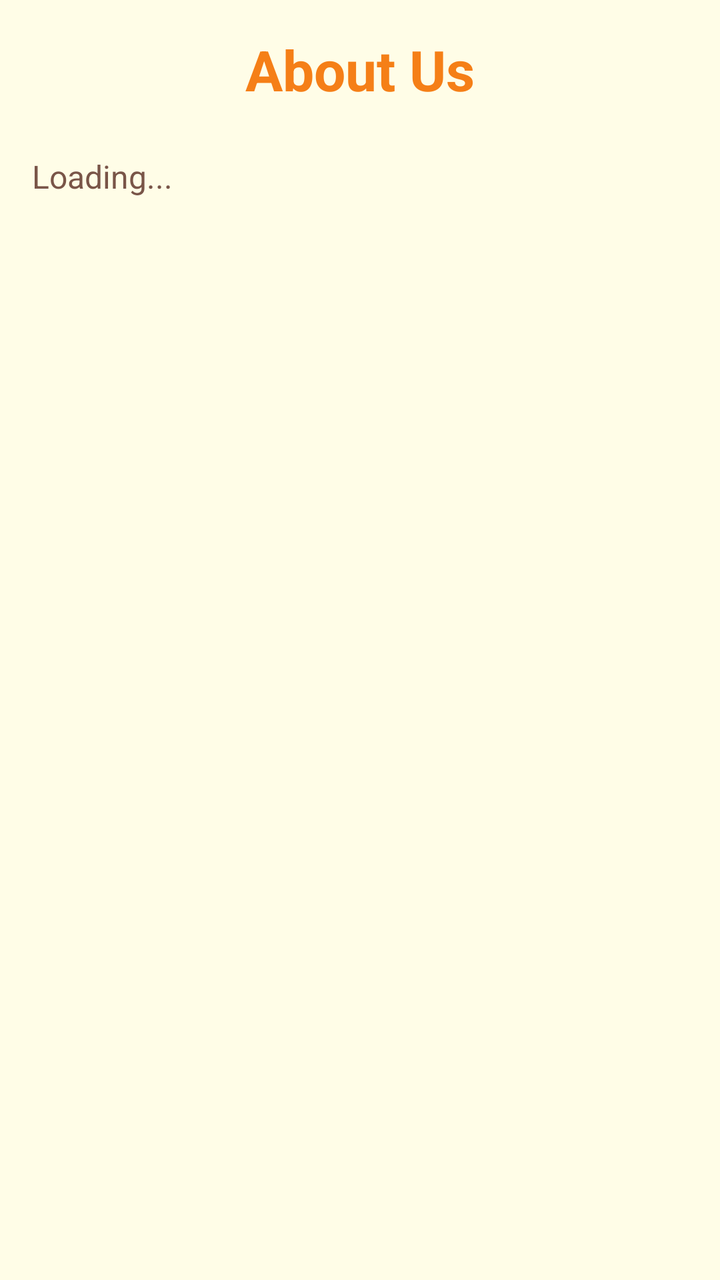
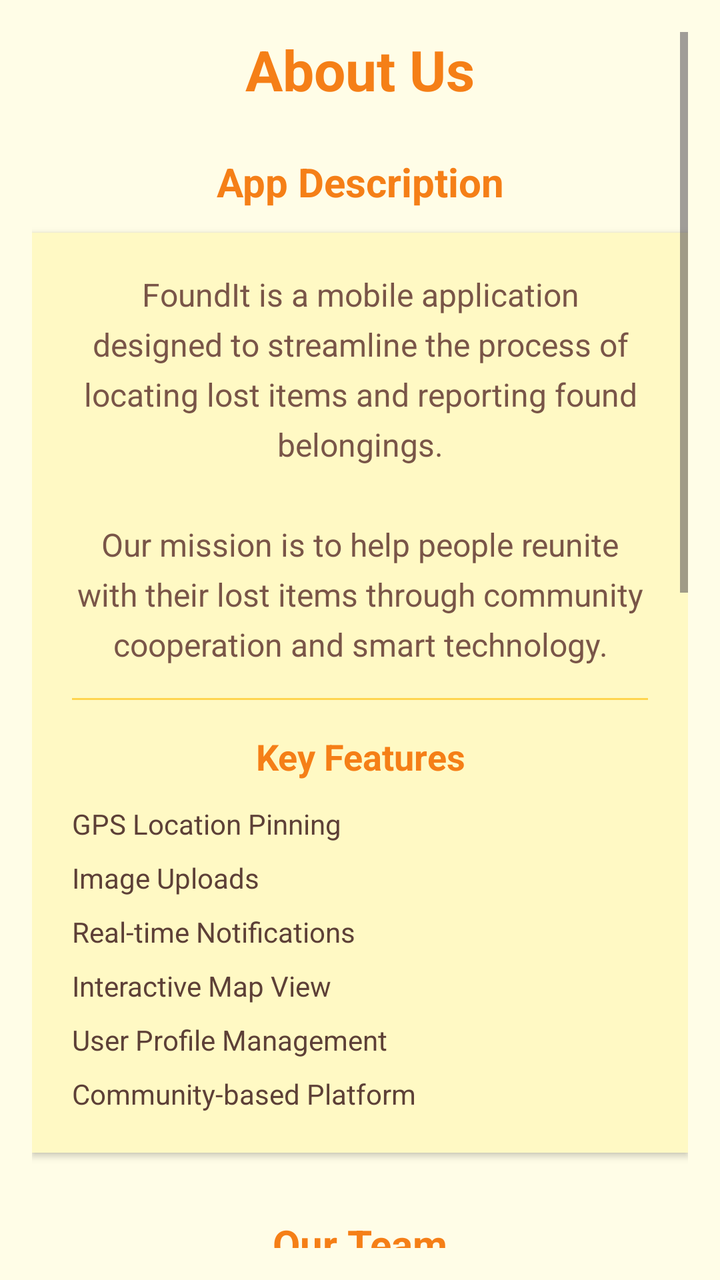

Two renders of the same Android screen: before a commit and after it. Below are the layout's source before the change and the commit's diff.
<!-- AndroidManifest.xml: application theme Theme.FoundIt -->
<!-- res/layout/activity_about_us.xml -->
<?xml version="1.0" encoding="utf-8"?>
<ScrollView xmlns:android="http://schemas.android.com/apk/res/android"
    android:layout_width="match_parent"
    android:layout_height="match_parent"
    android:background="#FFFDE7"
    android:padding="16dp">

    <LinearLayout
        android:layout_width="match_parent"
        android:layout_height="wrap_content"
        android:orientation="vertical">

        
        <TextView
            android:layout_width="match_parent"
            android:layout_height="wrap_content"
            android:gravity="center"
            android:text="About Us"
            android:textColor="#F57F17"
            android:textSize="28sp"
            android:textStyle="bold"
            android:layout_marginBottom="24dp"/>

        
        <TextView
            android:id="@+id/tvAbout"
            android:layout_width="wrap_content"
            android:layout_height="wrap_content"
            android:text="Loading..."
            android:textSize="16sp"
            android:textColor="#795548"
            android:lineSpacingExtra="8dp"/>

    </LinearLayout>
</ScrollView>
<!-- resources referenced by this layout -->
<resources>
  <style name="Theme.FoundIt" parent="Base.Theme.FoundIt" />
  <style name="Base.Theme.FoundIt" parent="Theme.Material3.DayNight.NoActionBar">
          
          
      </style>
</resources>

<!-- the commit's change to res/layout/activity_about_us.xml (unified diff, before → after) -->
@@ -1,9 +1,11 @@
 <?xml version="1.0" encoding="utf-8"?>
 <ScrollView xmlns:android="http://schemas.android.com/apk/res/android"
+    xmlns:app="http://schemas.android.com/apk/res-auto"
     android:layout_width="match_parent"
     android:layout_height="match_parent"
     android:background="#FFFDE7"
-    android:padding="16dp">
+    android:padding="16dp"
+    android:fillViewport="true">
 
     <LinearLayout
         android:layout_width="match_parent"
@@ -23,13 +25,417 @@
 
         
         <TextView
-            android:id="@+id/tvAbout"
-            android:layout_width="wrap_content"
-            android:layout_height="wrap_content"
-            android:text="Loading..."
-            android:textSize="16sp"
-            android:textColor="#795548"
-            android:lineSpacingExtra="8dp"/>
+            android:layout_width="match_parent"
+            android:layout_height="wrap_content"
+            android:text="App Description"
+            android:textColor="#F57F17"
+            android:textSize="20sp"
+            android:textStyle="bold"
+            android:layout_marginBottom="12dp"
+            android:gravity="center"/>
+
+        
+        <LinearLayout
+            android:layout_width="match_parent"
+            android:layout_height="wrap_content"
+            android:orientation="vertical"
+            android:background="#FFF9C4"
+            android:padding="20dp"
+            android:layout_marginBottom="32dp"
+            android:elevation="2dp"
+            android:gravity="center">
+
+            <TextView
+                android:id="@+id/tvAbout"
+                android:layout_width="match_parent"
+                android:layout_height="wrap_content"
+                android:textSize="16sp"
+                android:textColor="#795548"
+                android:lineSpacingExtra="6dp"
+                android:gravity="center"
+                android:text="FoundIt is a mobile application designed to streamline the process of locating lost items and reporting found belongings.\n\nOur mission is to help people reunite with their lost items through community cooperation and smart technology."/>
+
+            
+            <View
+                android:layout_width="match_parent"
+                android:layout_height="1dp"
+                android:background="#FFD54F"
+                android:layout_marginVertical="16dp"/>
+
+            
+            <TextView
+                android:layout_width="match_parent"
+                android:layout_height="wrap_content"
+                android:text="Key Features"
+                android:textColor="#F57F17"
+                android:textSize="18sp"
+                android:textStyle="bold"
+                android:gravity="center"
+                android:layout_marginBottom="12dp"/>
+
+            
+            <LinearLayout
+                android:layout_width="match_parent"
+                android:layout_height="wrap_content"
+                android:orientation="horizontal"
+                android:layout_marginBottom="8dp"
+                android:gravity="center_vertical">
+
+                <TextView
+                    android:layout_width="0dp"
+                    android:layout_height="wrap_content"
+                    android:layout_weight="1"
+                    android:text="GPS Location Pinning"
+                    android:textColor="#5D4037"
+                    android:textSize="14sp"/>
+            </LinearLayout>
+
+            
+            <LinearLayout
+                android:layout_width="match_parent"
+                android:layout_height="wrap_content"
+                android:orientation="horizontal"
+                android:layout_marginBottom="8dp"
+                android:gravity="center_vertical">
+
+                <TextView
+                    android:layout_width="0dp"
+                    android:layout_height="wrap_content"
+                    android:layout_weight="1"
+                    android:text="Image Uploads"
+                    android:textColor="#5D4037"
+                    android:textSize="14sp"/>
+            </LinearLayout>
+
+            
+            <LinearLayout
+                android:layout_width="match_parent"
+                android:layout_height="wrap_content"
+                android:orientation="horizontal"
+                android:layout_marginBottom="8dp"
+                android:gravity="center_vertical">
+
+                <TextView
+                    android:layout_width="0dp"
+                    android:layout_height="wrap_content"
+                    android:layout_weight="1"
+                    android:text="Real-time Notifications"
+                    android:textColor="#5D4037"
+                    android:textSize="14sp"/>
+            </LinearLayout>
+
+            
+            <LinearLayout
+                android:layout_width="match_parent"
+                android:layout_height="wrap_content"
+                android:orientation="horizontal"
+                android:layout_marginBottom="8dp"
+                android:gravity="center_vertical">
+
+                <TextView
+                    android:layout_width="0dp"
+                    android:layout_height="wrap_content"
+                    android:layout_weight="1"
+                    android:text="Interactive Map View"
+                    android:textColor="#5D4037"
+                    android:textSize="14sp"/>
+            </LinearLayout>
+
+            
+            <LinearLayout
+                android:layout_width="match_parent"
+                android:layout_height="wrap_content"
+                android:orientation="horizontal"
+                android:layout_marginBottom="8dp"
+                android:gravity="center_vertical">
+
+                <TextView
+                    android:layout_width="0dp"
+                    android:layout_height="wrap_content"
+                    android:layout_weight="1"
+                    android:text="User Profile Management"
+                    android:textColor="#5D4037"
+                    android:textSize="14sp"/>
+            </LinearLayout>
+
+            
+            <LinearLayout
+                android:layout_width="match_parent"
+                android:layout_height="wrap_content"
+                android:orientation="horizontal"
+                android:layout_marginBottom="0dp"
+                android:gravity="center_vertical">
+
+                <TextView
+                    android:layout_width="0dp"
+                    android:layout_height="wrap_content"
+                    android:layout_weight="1"
+                    android:text="Community-based Platform"
+                    android:textColor="#5D4037"
+                    android:textSize="14sp"/>
+            </LinearLayout>
+
+        </LinearLayout>
+
+        
+        <TextView
+            android:layout_width="match_parent"
+            android:layout_height="wrap_content"
+            android:text="Our Team"
+            android:textColor="#F57F17"
+            android:textSize="20sp"
+            android:textStyle="bold"
+            android:layout_marginBottom="16dp"
+            android:gravity="center"/>
+
+        
+        <LinearLayout
+            android:layout_width="match_parent"
+            android:layout_height="wrap_content"
+            android:orientation="horizontal"
+            android:layout_marginBottom="16dp"
+            android:background="#FFF9C4"
+            android:padding="12dp"
+            android:gravity="center_vertical"
+            android:elevation="2dp">
+
+            
+            <ImageView
+                android:id="@+id/ivMember1"
+                android:layout_width="80dp"
+                android:layout_height="80dp"
+                android:src="@drawable/profile1"
+                android:contentDescription="MOHAMMAD HARIS HAIQAL profile"
+                android:scaleType="centerCrop"
+                android:layout_marginEnd="16dp"/>
+
+            <LinearLayout
+                android:layout_width="0dp"
+                android:layout_height="wrap_content"
+                android:layout_weight="1"
+                android:orientation="vertical">
+
+                <TextView
+                    android:id="@+id/tvMember1Name"
+                    android:layout_width="wrap_content"
+                    android:layout_height="wrap_content"
+                    android:text="MOHAMMAD HARIS HAIQAL BIN OTHMAN"
+                    android:textColor="#5D4037"
+                    android:textSize="18sp"
+                    android:textStyle="bold"
+                    android:layout_marginBottom="4dp"/>
+
+                <TextView
+                    android:id="@+id/tvMember1ID"
+                    android:layout_width="wrap_content"
+                    android:layout_height="wrap_content"
+                    android:text="Student ID: 2023213578"
+                    android:textColor="#795548"
+                    android:textSize="14sp"/>
+            </LinearLayout>
+        </LinearLayout>
+
+        
+        <LinearLayout
+            android:layout_width="match_parent"
+            android:layout_height="wrap_content"
+            android:orientation="horizontal"
+            android:layout_marginBottom="16dp"
+            android:background="#FFF9C4"
+            android:padding="12dp"
+            android:gravity="center_vertical"
+            android:elevation="2dp">
+
+            
+            <ImageView
+                android:id="@+id/ivMember2"
+                android:layout_width="80dp"
+                android:layout_height="80dp"
+                android:src="@drawable/profile2"
+                android:contentDescription="NUR SYAFI'AH ADRIENA profile"
+                android:scaleType="centerCrop"
+                android:layout_marginEnd="16dp"/>
+
+            <LinearLayout
+                android:layout_width="0dp"
+                android:layout_height="wrap_content"
+                android:layout_weight="1"
+                android:orientation="vertical">
+
+                <TextView
+                    android:id="@+id/tvMember2Name"
+                    android:layout_width="wrap_content"
+                    android:layout_height="wrap_content"
+                    android:text="NUR SYAFI'AH ADRIENA BINTI ALIDZA"
+                    android:textColor="#5D4037"
+                    android:textSize="18sp"
+                    android:textStyle="bold"
+                    android:layout_marginBottom="4dp"/>
+
+                <TextView
+                    android:id="@+id/tvMember2ID"
+                    android:layout_width="wrap_content"
+                    android:layout_height="wrap_content"
+                    android:text="Student ID: 2023689932"
+                    android:textColor="#795548"
+                    android:textSize="14sp"/>
+            </LinearLayout>
+        </LinearLayout>
+
+        
+        <LinearLayout
+            android:layout_width="match_parent"
+            android:layout_height="wrap_content"
+            android:orientation="horizontal"
+            android:layout_marginBottom="16dp"
+            android:background="#FFF9C4"
+            android:padding="12dp"
+            android:gravity="center_vertical"
+            android:elevation="2dp">
+
+            
+            <ImageView
+                android:id="@+id/ivMember3"
+                android:layout_width="80dp"
+                android:layout_height="80dp"
+                android:src="@drawable/profile3"
+                android:contentDescription="NUR AFIQAH profile"
+                android:scaleType="centerCrop"
+                android:layout_marginEnd="16dp"/>
+
+            <LinearLayout
+                android:layout_width="0dp"
+                android:layout_height="wrap_content"
+                android:layout_weight="1"
+                android:orientation="vertical">
+
+                <TextView
+                    android:id="@+id/tvMember3Name"
+                    android:layout_width="wrap_content"
+                    android:layout_height="wrap_content"
+                    android:text="NUR AFIQAH BINTI NOORDIN"
+                    android:textColor="#5D4037"
+                    android:textSize="18sp"
+                    android:textStyle="bold"
+                    android:layout_marginBottom="4dp"/>
+
+                <TextView
+                    android:id="@+id/tvMember3ID"
+                    android:layout_width="wrap_content"
+                    android:layout_height="wrap_content"
+                    android:text="Student ID: 2023299132"
+                    android:textColor="#795548"
+                    android:textSize="14sp"/>
+            </LinearLayout>
+        </LinearLayout>
+
+        
+        <LinearLayout
+            android:layout_width="match_parent"
+            android:layout_height="wrap_content"
+            android:orientation="horizontal"
+            android:layout_marginBottom="32dp"
+            android:background="#FFF9C4"
+            android:padding="12dp"
+            android:gravity="center_vertical"
+            android:elevation="2dp">
+
+            
+            <ImageView
+                android:id="@+id/ivMember4"
+                android:layout_width="80dp"
+                android:layout_height="80dp"
+                android:src="@drawable/profile4"
+                android:contentDescription="MAS AZRA ATHIRAH profile"
+                android:scaleType="centerCrop"
+                android:layout_marginEnd="16dp"/>
+
+            <LinearLayout
+                android:layout_width="0dp"
+                android:layout_height="wrap_content"
+                android:layout_weight="1"
+                android:orientation="vertical">
+
+                <TextView
+                    android:id="@+id/tvMember4Name"
+                    android:layout_width="wrap_content"
+                    android:layout_height="wrap_content"
+                    android:text="MAS AZRA ATHIRAH BINTI MOHD AZAHARI"
+                    android:textColor="#5D4037"
+                    android:textSize="18sp"
+                    android:textStyle="bold"
+                    android:layout_marginBottom="4dp"/>
+
+                <TextView
+                    android:id="@+id/tvMember4ID"
+                    android:layout_width="wrap_content"
+                    android:layout_height="wrap_content"
+                    android:text="Student ID: 2023436008"
+                    android:textColor="#795548"
+                    android:textSize="14sp"/>
+            </LinearLayout>
+        </LinearLayout>
+
+        
+        <TextView
+            android:layout_width="match_parent"
+            android:layout_height="wrap_content"
+            android:text="Visit Our Repository"
+            android:textColor="#F57F17"
+            android:textSize="20sp"
+            android:textStyle="bold"
+            android:layout_marginBottom="12dp"
+            android:gravity="center"/>
+
+        <LinearLayout
+            android:id="@+id/llGitHub"
+            android:layout_width="match_parent"
+            android:layout_height="wrap_content"
+            android:orientation="vertical"
+            android:background="#FFF9C4"
+            android:padding="16dp"
+            android:gravity="center"
+            android:elevation="4dp"
+            android:clickable="true"
+            android:focusable="true">
+
+            
+            <ImageView
+                android:layout_width="60dp"
+                android:layout_height="60dp"
+                android:src="@drawable/ic_github"
+                android:contentDescription="GitHub icon"
+                android:layout_marginBottom="12dp"/>
+
+            <TextView
+                android:layout_width="wrap_content"
+                android:layout_height="wrap_content"
+                android:text="FoundIt on GitHub"
+                android:textColor="#5D4037"
+                android:textSize="18sp"
+                android:textStyle="bold"
+                android:layout_marginBottom="8dp"/>
+
+            <TextView
+                android:id="@+id/tvGitHubLink"
+                android:layout_width="wrap_content"
+                android:layout_height="wrap_content"
+                android:text="https://github.com/HarisOth/FoundIt"
+                android:textColor="#2196F3"
+                android:textSize="14sp"
+                android:textStyle="italic"
+                android:padding="8dp"
+                android:background="#FFFDE7"
+                android:layout_marginBottom="12dp"/>
+
+            <TextView
+                android:layout_width="wrap_content"
+                android:layout_height="wrap_content"
+                android:text="Tap to visit our GitHub repository"
+                android:textColor="#795548"
+                android:textSize="14sp"
+                android:textStyle="italic"/>
+        </LinearLayout>
 
     </LinearLayout>
 </ScrollView>
<!-- resource entries referenced after the edit -->
@@ -1,5 +1,22 @@
 <!-- resources referenced by this layout -->
 <resources>
+  <!-- drawable ic_github (drawable) -->
+  <?xml version="1.0" encoding="utf-8"?>
+  <vector xmlns:android="http://schemas.android.com/apk/res/android"
+      android:width="24dp"
+      android:height="24dp"
+      android:viewportWidth="24"
+      android:viewportHeight="24">
+  
+      <path
+          android:fillColor="#333333"
+          android:pathData="M12,2A10,10 0 0,0 2,12c0,4.42 2.87,8.17 6.84,9.5 0.5,0.08 0.66,-0.23 0.66,-0.5 0,-0.19 -0.01,-0.82 -0.01,-1.49 -2.78,0.6 -3.36,-1.34 -3.36,-1.34 -0.46,-1.16 -1.11,-1.47 -1.11,-1.47 -0.91,-0.62 0.07,-0.61 0.07,-0.61 1,0.07 1.53,1.03 1.53,1.03 0.89,1.52 2.34,1.08 2.91,0.83 0.09,-0.65 0.35,-1.09 0.63,-1.34 -2.22,-0.25 -4.55,-1.11 -4.55,-4.94 0,-1.09 0.39,-1.98 1.03,-2.68 -0.1,-0.25 -0.45,-1.27 0.1,-2.65 0,0 0.84,-0.27 2.75,1.02 0.79,-0.22 1.65,-0.33 2.5,-0.33 0.85,0 1.71,0.11 2.5,0.33 1.91,-1.29 2.75,-1.02 2.75,-1.02 0.55,1.38 0.2,2.4 0.1,2.65 0.64,0.7 1.03,1.59 1.03,2.68 0,3.84 -2.34,4.68 -4.57,4.93 0.36,0.31 0.68,0.92 0.68,1.85 0,1.34 -0.01,2.42 -0.01,2.75 0,0.27 0.16,0.59 0.67,0.5C19.14,20.16 22,16.42 22,12A10,10 0 0,0 12,2z"/>
+  
+  </vector>
+  <!-- drawable profile1: jpg bitmap (drawable, 34153 bytes) -->
+  <!-- drawable profile2: png bitmap (drawable, 198876 bytes) -->
+  <!-- drawable profile3: png bitmap (drawable, 226903 bytes) -->
+  <!-- drawable profile4: jpeg bitmap (drawable, 124869 bytes) -->
   <style name="Theme.FoundIt" parent="Base.Theme.FoundIt" />
   <style name="Base.Theme.FoundIt" parent="Theme.Material3.DayNight.NoActionBar">
           
